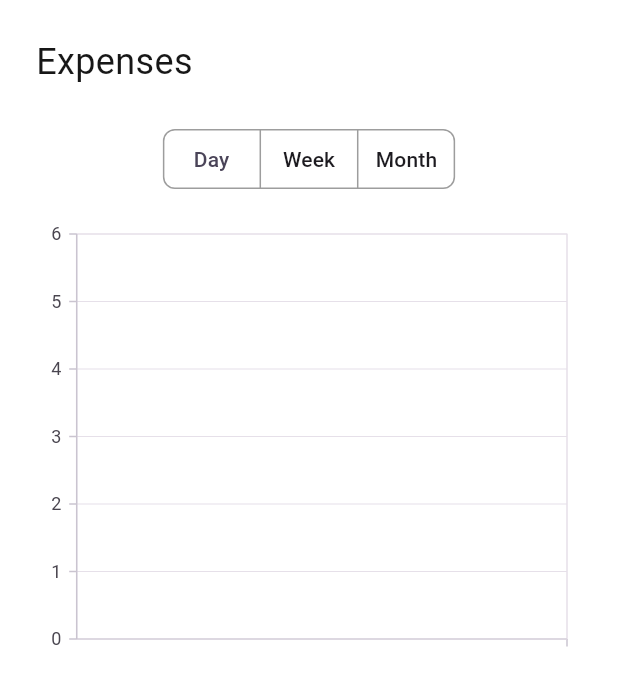
After one commit to Ankit180898/spendify, a Flutter app: the NewWalletScreen screen opened directly, after a tap on "Day", after a tap on "Week", on a phone screen of 412 x 824 dp. The commit adds this screen. Shown: the top 686 px of the screen. Run offline on Flutter 3.47's test engine with Material 3 defaults, Android fonts, the phone set to English and light mode, and no system bars; our stand-ins replace flutter_dotenv, flutter_svg, get, google_fonts, iconsax, image_picker and 5 more; missing offline and left inert: staggered_grid_view_flutter; accounts and stored records are empty; network calls fail; statements that could not run were skipped; project files that could hold a hidden picture were left out.

Commit message:
Balance updated

```diff
--- a/lib/controller/home_controller/home_controller.dart
+++ b/lib/controller/home_controller/home_controller.dart
@@ -1,5 +1,6 @@
 import 'package:flutter/material.dart';
 import 'package:get/get.dart';
+import 'package:intl/intl.dart';
 import 'package:shared_preferences/shared_preferences.dart';
 import 'package:spendify/main.dart';
 import 'package:spendify/model/transaction_model.dart';
@@ -22,6 +23,9 @@ class HomeController extends GetxController {
   var isLoading = false.obs;
   var totalExpense = 0.obs;
   var totalIncome = 0.obs;
+  var selectedFilter = 'day'.obs;
+  List<Map<String, dynamic>> chartData = [];
+
   @override
   void onInit() async {
     super.onInit();
@@ -100,7 +104,6 @@ class HomeController extends GetxController {
         .select()
         .eq('user_id', supabaseC.auth.currentUser!.id);
 
-
     // Calculate income and expense
     calculateIncomeData();
     calculateExpensedata();
@@ -133,7 +136,6 @@ void calculateIncomeData() {
     print("totalIncome: $totalIncome");
   }
 
-
   void calculateExpensedata() {
     // Filter transactions of type 'income'
     expenseTransactions = transactions
@@ -148,4 +150,65 @@ void calculateIncomeData() {
 
     print("totalIncome: $totalIncome");
   }
+
+  /// Function to update chart data based on the selected time range
+  void updateChartData(String timeRange) {
+    switch (timeRange) {
+      case 'day':
+        chartData.assignAll(getTransactionsForDay(selectedFilter.value)!);
+        break;
+      case 'week':
+        chartData.assignAll(getTransactionsForWeek(selectedFilter.value)!);
+        break;
+      case 'month':
+        chartData.assignAll(getTransactionsForMonth(selectedFilter.value)!);
+        break;
     }
+  }
+
+// Function to get income transactions for the selected time range
+  List<Map<String, dynamic>>? getTransactionsForDay(String type) {
+    List<Map<String, dynamic>>? dayTransactions = [];
+    DateTime today = DateTime.now();
+    String todayStr = DateFormat('yyyy-MM-dd').format(today);
+    for (var transaction in incomeTransactions) {
+      DateTime transactionDate = DateTime.parse(transaction['date']);
+      String transactionDateStr =
+          DateFormat('yyyy-MM-dd').format(transactionDate);
+      if (transactionDateStr == todayStr) {
+        dayTransactions.add(transaction);
+      }
+    }
+    return dayTransactions;
+  }
+
+  List<Map<String, dynamic>>? getTransactionsForWeek(String type) {
+    List<Map<String, dynamic>>? weekTransactions = [];
+    DateTime today = DateTime.now();
+    DateTime firstDayOfWeek = today.subtract(Duration(days: today.weekday - 1));
+    for (var transaction in incomeTransactions) {
+      DateTime transactionDate = DateTime.parse(transaction['date']);
+      if (transactionDate
+              .isAfter(firstDayOfWeek.subtract(const Duration(days: 1))) &&
+          transactionDate
+              .isBefore(firstDayOfWeek.add(const Duration(days: 7)))) {
+        weekTransactions.add(transaction);
+      }
+    }
+    return weekTransactions;
+  }
+
+  List<Map<String, dynamic>>? getTransactionsForMonth(String type) {
+    List<Map<String, dynamic>>? monthTransactions = [];
+    DateTime today = DateTime.now();
+    String currentMonth = DateFormat('yyyy-MM').format(today);
+    for (var transaction in incomeTransactions) {
+      DateTime transactionDate = DateTime.parse(transaction['date']);
+      String transactionMonth = DateFormat('yyyy-MM').format(transactionDate);
+      if (transactionMonth == currentMonth) {
+        monthTransactions.add(transaction);
+      }
+    }
+    return monthTransactions;
+  }
+}
--- a/lib/view/home/components/transaction_list.dart
+++ b/lib/view/home/components/transaction_list.dart
@@ -31,6 +31,7 @@ class TransactionsContent extends StatelessWidget {
               ? const CircularProgressIndicator()
               : controller.transactions.isNotEmpty
                   ? ListView.separated(
+                      reverse: true,
                       padding: const EdgeInsets.all(0),
                       shrinkWrap: true,
                       physics: const NeverScrollableScrollPhysics(),
--- /dev/null
+++ b/lib/view/wallet/new_wallet_screen.dart
@@ -0,0 +1,101 @@
+import 'package:flutter/material.dart';
+import 'package:get/get.dart';
+import 'package:spendify/config/app_color.dart';
+import 'package:spendify/controller/home_controller/home_controller.dart';
+import 'package:spendify/controller/wallet_controller/wallet_controller.dart';
+import 'package:spendify/utils/utils.dart';
+import 'package:spendify/widgets/bottom_navigation.dart';
+import 'package:syncfusion_flutter_charts/charts.dart';
+
+enum Filtered { day, week, month }
+
+class NewWalletScreen extends StatelessWidget {
+  @override
+  Widget build(BuildContext context) {
+    final controller = Get.find<HomeController>();
+    final controller2 = Get.find<TransactionController>();
+    var selectedFilter = 'day'.obs;
+
+    var transactions = Filtered.day.obs;
+    return Scaffold(
+      backgroundColor: Colors.white,
+      body: SingleChildScrollView(
+        controller: hideBottomAppBarController,
+        child: Padding(
+          padding: const EdgeInsets.symmetric(horizontal: 24.0),
+          child: Column(
+            crossAxisAlignment: CrossAxisAlignment.start,
+            children: [
+              Padding(
+                padding: const EdgeInsets.symmetric(vertical: 24.0),
+                child: Text(
+                  "Expenses",
+                  style: TextStyle(fontSize: 24, color: AppColor.secondary),
+                ),
+              ),
+              Center(
+                child: SegmentedButton<Filtered>(
+                  style: ButtonStyle(
+                    enableFeedback: true,
+                    side: MaterialStateProperty.all<BorderSide>(
+                      BorderSide(color: AppColor.secondarySoft),
+                    ),
+                    shape: MaterialStateProperty.all<RoundedRectangleBorder>(
+                      const RoundedRectangleBorder(
+                        borderRadius: BorderRadius.all(Radius.circular(8)),
+                      ),
+                    ),
+                    backgroundColor: MaterialStateProperty.all<Color>(
+                      Colors.white,
+                    ),
+                  ),
+                  showSelectedIcon: false,
+                  selectedIcon: null,
+                  segments: const <ButtonSegment<Filtered>>[
+                    ButtonSegment<Filtered>(
+                      value: Filtered.day,
+                      label: Text('Day'),
+                    ),
+                    ButtonSegment<Filtered>(
+                      value: Filtered.week,
+                      label: Text('Week'),
+                    ),
+                    ButtonSegment<Filtered>(
+                      value: Filtered.month,
+                      label: Text('Month'),
+                    ),
+                  ],
+                  selected: <Filtered>{transactions.value},
+                  onSelectionChanged: (Set<Filtered> newSelection) {
+                    transactions.value = newSelection.first;
+                    controller.selectedFilter.value =
+                        newSelection.first == Filtered.day
+                            ? 'day'
+                            : newSelection.first == Filtered.week
+                                ? 'week'
+                                : 'month';
+                    controller.updateChartData(newSelection.first.toString());
+                  },
+                ),
+              ),
+              verticalSpace(16),
+              Center(
+                child: SfCartesianChart(
+                  primaryXAxis: const CategoryAxis(),
+                  series: <CartesianSeries>[
+                    LineSeries<Map<String, dynamic>, String>(
+                      dataSource: controller.chartData,
+                      xValueMapper: (data, _) => data['x'],
+                      yValueMapper: (data, _) => data['y'],
+                    ),
+                  ],
+                ),
+              ),
+              verticalSpace(16),
+            ],
+          ),
+        ),
+      ),
+    );
+  }
+}
--- a/lib/widgets/user_info_card.dart
+++ b/lib/widgets/user_info_card.dart
@@ -74,7 +74,7 @@ class UserInfoCard extends StatelessWidget {
                       Spacer(),
                       Row(
                         children: [
-                          ImageConstants(colors: AppColor.success).income,
+                          ImageConstants(colors: AppColor.warning).expense,
                           Column(
                             children: [
                               Text(
@@ -84,7 +84,7 @@ class UserInfoCard extends StatelessWidget {
                                     fontSize: 16,
                                     fontWeight: FontWeight.bold),
                               ),
-                              Text('+ ₹${controller.totalExpense.value}',
+                              Text('- ₹${controller.totalExpense.value}',
                                   style: normalText(
                                       16, AppColor.secondaryExtraSoft)),
                             ],
--- a/pubspec.yaml
+++ b/pubspec.yaml
@@ -29,6 +29,7 @@ environment:
 # versions available, run `flutter pub outdated`.
 dependencies:
   cupertino_icons: ^1.0.6
+  fl_chart: ^0.67.0
   flutter:
     sdk: flutter
   flutter_dotenv: ^5.1.0
```
Also changed, not shown: lib/widgets/bottom_navigation.dart (+6 -5 lines), lib/widgets/categories_chips.dart (+5 -2 lines), lib/widgets/common_bottom_sheet.dart (+25 -34 lines), lib/widgets/custom_button.dart (+13 -14 lines), pubspec.lock. Lines whose indentation alone changed are shown as unchanged.
